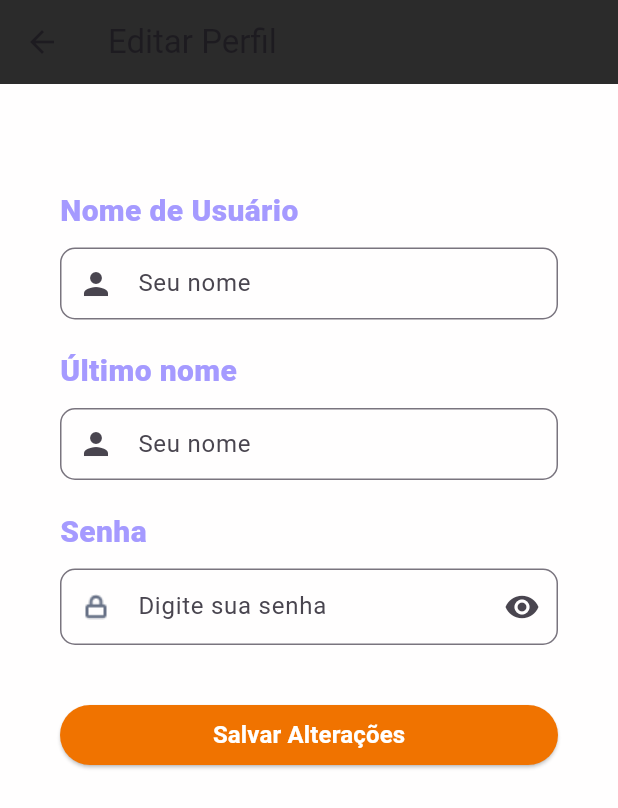
After one commit to ramonVSCorrea/aplicativo_inclinometro, a Flutter app: the HomePage screen opened by its route, in the side drawer, after a tap on "Editar Perfil", on a phone screen of 412 x 824 dp. The commit adds this screen. Shown: the top 808 px of the screen. Run offline on Flutter 3.47's test engine with Material 3 defaults, Android fonts, the phone set to English and light mode, and no system bars; our stand-ins replace file_picker, firebase_auth, firebase_core, flutter_bluetooth_serial, permission_handler, shared_preferences and 1 more; missing offline and left inert: influxdb_client; accounts and stored records are empty; Roboto replaces fonts that are missing (P-posts, Poppins).

Commit message:
ADD: Firebase users

```diff
--- a/lib/components/bluetooth_functions.dart
+++ b/lib/components/bluetooth_functions.dart
@@ -15,13 +15,7 @@ late bool isRunning;
 int cont = 0;
 BluetoothDevice? connectedDevice;
 
-
-
-
 void listenBluetooth() async {
-  // if(connection == null){
-  //   connected = false;
-  // }
     connection?.input?.listen((Uint8List data) {
       final msgBT = String.fromCharCodes(data);
 
--- /dev/null
+++ b/lib/components/sideBar.dart
@@ -0,0 +1,61 @@
+import 'package:aplicativo_inclinometro/views/firebase_edit_profile_page.dart';
+import 'package:aplicativo_inclinometro/views/login_page.dart';
+import 'package:aplicativo_inclinometro/views/settings_page.dart';
+import 'package:flutter/material.dart';
+
+import 'package:firebase_auth/firebase_auth.dart';
+import 'package:aplicativo_inclinometro/views/edit_profile_page.dart';
+
+User? user = FirebaseAuth.instance.currentUser;
+
+class SideBar extends StatelessWidget {
+  const SideBar({super.key});
+
+  @override
+  Widget build(BuildContext context) {
+    return Drawer(
+      child: ListView(
+        padding: EdgeInsets.zero,
+        children: [
+          UserAccountsDrawerHeader(
+              accountName: Text('${user?.displayName}'),
+              accountEmail: Text('${user?.email}'),
+              currentAccountPicture: CircleAvatar(
+                child: ClipOval(child: Image.asset('assets/profile1.png'))
+              ),
+            decoration: BoxDecoration(
+              color: const Color(0xFFF07300),
+            ),
+          ),
+          ListTile(
+            leading: Icon(Icons.person),
+            title: Text('Editar Perfil'),
+            onTap: () {
+              Navigator.push(context,
+                  MaterialPageRoute(builder: (context) => FirebaseEditProfilePage()));
+              print("Tela editar perfil");
+            },
+          ),
+
+          // ListTile(
+          //   leading: Icon(Icons.settings),
+          //   title: Text('Configurações'),
+          //   onTap: () {
+          //     Navigator.push(context,
+          //         MaterialPageRoute(builder: (context) => SettingsPage()));
+          //   },
+          // ),
+
+          ListTile(
+            leading: Icon(Icons.logout),
+            title: Text('Logout'),
+            onTap: (){
+              Navigator.push(context,
+                  MaterialPageRoute(builder: (context) => LoginPage()));
+            },
+          ),
+        ],
+      ),
+    );
+  }
+}
--- a/lib/store/variables.dart
+++ b/lib/store/variables.dart
@@ -42,3 +42,5 @@ class Evento {
 }
 
 List<Evento> eventos = [];
+
+String? errorSignUp;
--- /dev/null
+++ b/lib/views/firebase_edit_profile_page.dart
@@ -0,0 +1,142 @@
+import 'package:flutter/material.dart';
+import 'package:firebase_auth/firebase_auth.dart';
+import 'package:aplicativo_inclinometro/components/name_field.dart';
+import 'package:aplicativo_inclinometro/components/email_field.dart';
+import 'package:aplicativo_inclinometro/components/custom_button.dart';
+import 'package:aplicativo_inclinometro/components/password_field.dart';
+
+
+class FirebaseEditProfilePage extends StatefulWidget {
+  @override
+  State<FirebaseEditProfilePage> createState() =>
+      _FirebaseEditProfilePageState();
+}
+
+class _FirebaseEditProfilePageState extends State<FirebaseEditProfilePage> {
+  final TextEditingController _usernameController = TextEditingController();
+  final TextEditingController _lastnameController = TextEditingController();
+  final _emailController = TextEditingController();
+  final _passwordController = TextEditingController();
+
+  Future<void> _updateProfile() async {
+    User? user = FirebaseAuth.instance.currentUser;
+
+
+    if (user != null) {
+      try {
+        // if (_emailController.text.isNotEmpty) {
+        //   await user.updateEmail(_emailController.text);
+        // }
+        if (_passwordController.text.isNotEmpty) {
+          await user.updatePassword(_passwordController.text);
+        }
+        ScaffoldMessenger.of(context).showSnackBar(
+          SnackBar(content: Text('Perfil atualizado com sucesso!')),
+        );
+      } catch (e) {
+        print('Erro ao atualizar perfil: $e');
+        ScaffoldMessenger.of(context).showSnackBar(
+          SnackBar(content: Text('Erro ao atualizar perfil. Tente novamente.')),
+        );
+      }
+    }
+  }
+
+  @override
+  Widget build(BuildContext context) {
+    return Scaffold(
+      appBar: AppBar(
+        title: Text('Editar Perfil'),
+        backgroundColor: Color.fromARGB(255, 43, 43, 43),
+      ),
+
+      body: Container(
+        padding: const EdgeInsets.only(
+          top: 60,
+          left: 40,
+          right: 40,
+        ),
+        color: const Color(0xFFFFFEFE),
+        child: ListView(
+          children: [
+            const SizedBox(
+              height: 10,
+            ),
+            const Text(
+              "Nome de Usuário",
+              style: TextStyle(
+                fontSize: 20,
+                fontWeight: FontWeight.w900,
+                fontFamily: 'Poppins',
+                color: Color(0xFFA59AFF),
+              ),
+            ),
+            const SizedBox(
+              height: 10,
+            ),
+            NameField(
+              controller: _usernameController,
+            ),
+            const SizedBox(
+              height: 20,
+            ),
+            const Text(
+              "Último nome",
+              style: TextStyle(
+                fontSize: 20,
+                fontWeight: FontWeight.w900,
+                fontFamily: 'Poppins',
+                color: Color(0xFFA59AFF),
+              ),
+            ),
+            const SizedBox(
+              height: 10,
+            ),
+            NameField(
+              controller: _lastnameController,
+            ),
+            const SizedBox(
+              height: 20,
+            ),
+            const Text("Senha",
+                style: TextStyle(
+                  fontSize: 20,
+                  fontWeight: FontWeight.w900,
+                  fontFamily: 'P-posts',
+                  color: Color(0xFFA59AFF),
+                )),
+            const SizedBox(
+              height: 10,
+            ),
+            PasswordField(
+              controller: _passwordController,
+            ),
+            // const SizedBox(
+            //   height: 20,
+            // ),
+            // const Text(
+            //   "E-mail",
+            //   style: TextStyle(
+            //     fontSize: 20,
+            //     fontWeight: FontWeight.w900,
+            //     fontFamily: 'Poppins',
+            //     color: Color(0xFFA59AFF),
+            //   ),
+            // ),
+            // const SizedBox(
+            //   height: 10,
+            // ),
+            // EmailField(controller: _emailController),
+            const SizedBox(
+              height: 30,
+            ),
+            CustomButton(
+              label: "Salvar Alterações",
+              onPressed: _updateProfile,
+            ),
+          ],
+        ),
+      ),
+    );
+  }
+}
--- a/lib/views/home_page.dart
+++ b/lib/views/home_page.dart
@@ -10,6 +10,7 @@ import 'package:flutter/material.dart';
 import 'package:aplicativo_inclinometro/views/connect_page.dart';
 import 'package:flutter_bluetooth_serial/flutter_bluetooth_serial.dart';
 import 'package:shared_preferences/shared_preferences.dart';
+import 'package:aplicativo_inclinometro/components/sideBar.dart';
 
 class HomePage extends StatefulWidget {
   @override
@@ -117,6 +118,7 @@ class _HomePage extends State<HomePage> {
     double screenHeight = MediaQuery.of(context).size.height;
 
     return Scaffold(
+      drawer: SideBar(),
       appBar: AppBar(
         title: Text(
           'Início',
--- a/lib/views/profile_page.dart
+++ b/lib/views/profile_page.dart
@@ -19,7 +19,7 @@ class _ProfilePageState extends State<ProfilePage> {
   @override
   void initState() {
     super.initState();
-    _loadUserData();
+    //_loadUserData();
   }
 
   Future<void> _loadUserData() async {
--- a/pubspec.yaml
+++ b/pubspec.yaml
@@ -47,6 +47,8 @@ dependencies:
   influxdb_client: ^2.9.0
   path_provider: ^2.1.1
   file_picker: ^6.1.1
+  firebase_auth: ^4.15.2
+  firebase_core: ^2.24.2
 
 dev_dependencies:
   flutter_test:
```
Also changed, not shown: lib/firebase_auth_implementation/firebase_auth_services.dart (added, +42 -0 lines), lib/main.dart (+9 -0 lines), lib/views/login_page.dart (+57 -23 lines), lib/views/signup_page.dart (+86 -42 lines), pubspec.lock, 5 other files.
